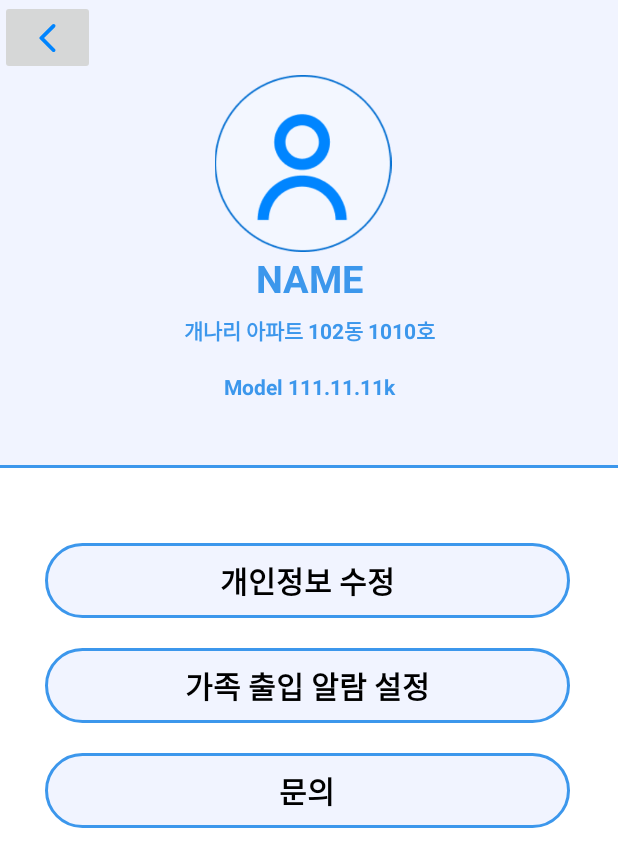
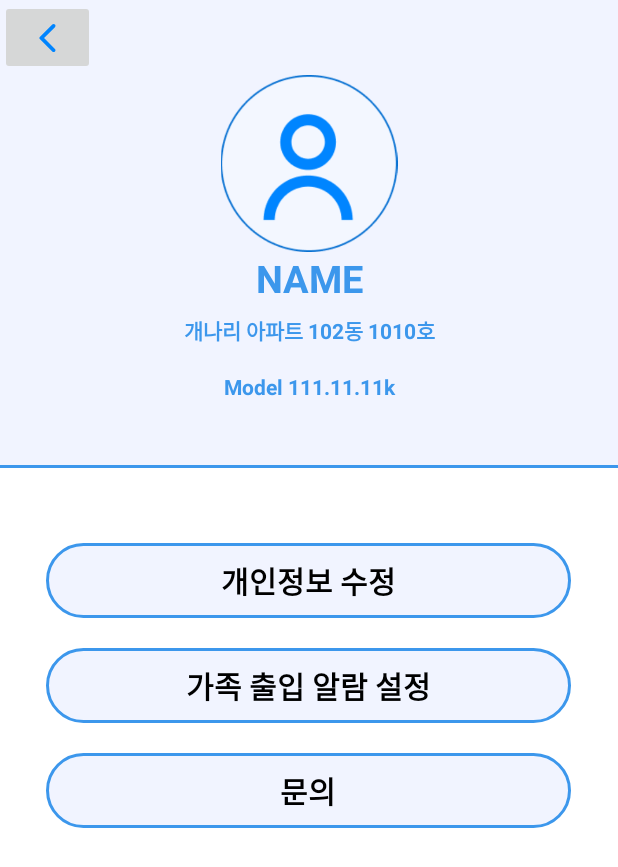
Before and after one commit to KJH1212/Scon_Pass, an Android app: the layout setting.xml on its own in the app's theme, with its tools: preview values and no code run, on a phone screen of 412 x 824 dp. Shown: the top 867 px of the screen. Run offline under Robolectric (Android 15) with nearby library versions, the phone set to English and light mode, and no system bars; Roboto replaces fonts that are not available here.

Commit message:
개인정보, 로딩 xml 조금 수정

```diff
--- a/app/src/main/res/layout/loading.xml
+++ b/app/src/main/res/layout/loading.xml
@@ -13,7 +13,7 @@
         android:id="@+id/imageView"
         android:layout_width="352dp"
         android:layout_height="211dp"
-        android:translationX="70dp"
+        android:layout_gravity="center"
         android:translationY="200dp"
         app:srcCompat="@drawable/logo" />
 </LinearLayout>
--- a/app/src/main/res/layout/setting.xml
+++ b/app/src/main/res/layout/setting.xml
@@ -29,7 +29,7 @@
             android:id="@+id/user_image"
             android:layout_width="wrap_content"
             android:layout_height="118dp"
-            android:translationX="100dp"
+            android:layout_gravity="center_horizontal"
             app:srcCompat="@drawable/setting_person" />
 
         <LinearLayout
@@ -72,39 +72,40 @@
         android:id="@+id/set1"
         android:layout_width="350dp"
         android:layout_height="wrap_content"
+        android:layout_gravity="center_horizontal"
         android:background="@drawable/setting_round_border"
         android:gravity="center"
         android:text="개인정보 수정"
+        android:textColor="@color/black"
         android:textSize="20dp"
-        android:textColor="@color/black"
         android:textStyle="bold"
-        android:translationY="50dp"
-        android:translationX="30dp"/>
+        android:translationY="50dp" />
+
     <TextView
         android:id="@+id/set2"
         android:layout_width="350dp"
         android:layout_height="wrap_content"
-        android:text="가족 출입 알람 설정"
-        android:textSize="20dp"
+        android:layout_gravity="center_horizontal"
         android:background="@drawable/setting_round_border"
         android:gravity="center"
+        android:text="가족 출입 알람 설정"
         android:textColor="@color/black"
+        android:textSize="20dp"
         android:textStyle="bold"
-        android:translationY="70dp"
-        android:translationX="30dp"/>
+        android:translationY="70dp" />
 
     <TextView
         android:id="@+id/set3"
         android:layout_width="350dp"
         android:layout_height="wrap_content"
-        android:text="문의"
-        android:textSize="20dp"
+        android:layout_gravity="center_horizontal"
         android:background="@drawable/setting_round_border"
         android:gravity="center"
+        android:text="문의"
         android:textColor="@color/black"
+        android:textSize="20dp"
         android:textStyle="bold"
-        android:translationY="90dp"
-        android:translationX="30dp"/>
+        android:translationY="90dp" />
 
     //리스트뷰
     <!--    <ListView-->
```
